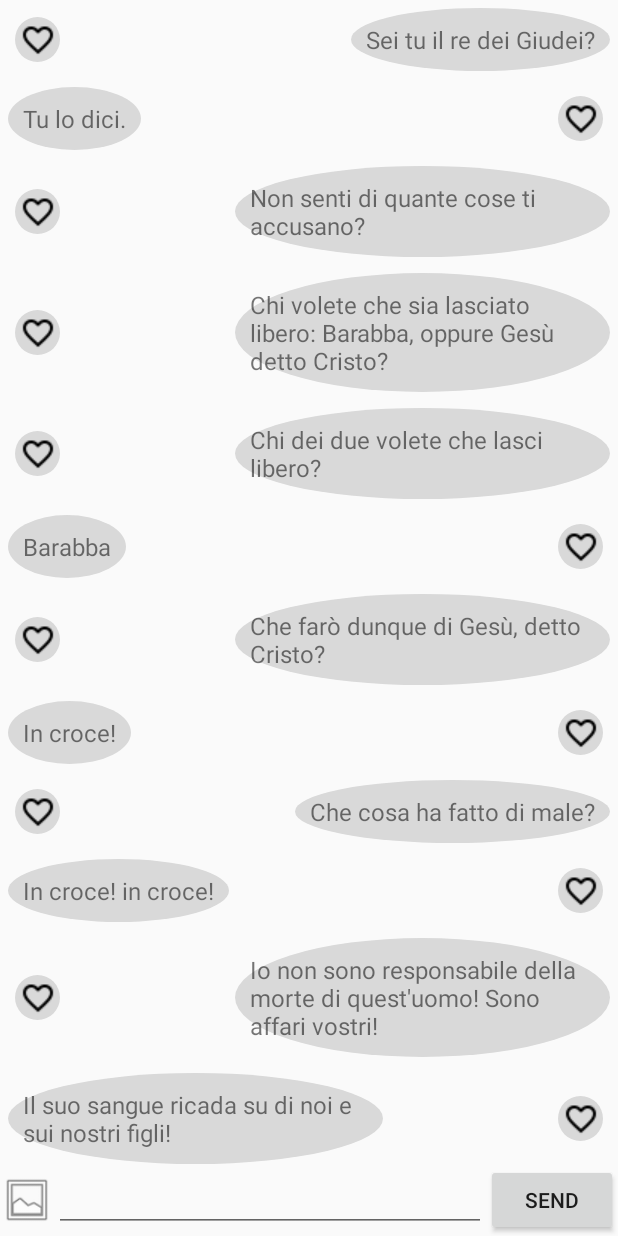
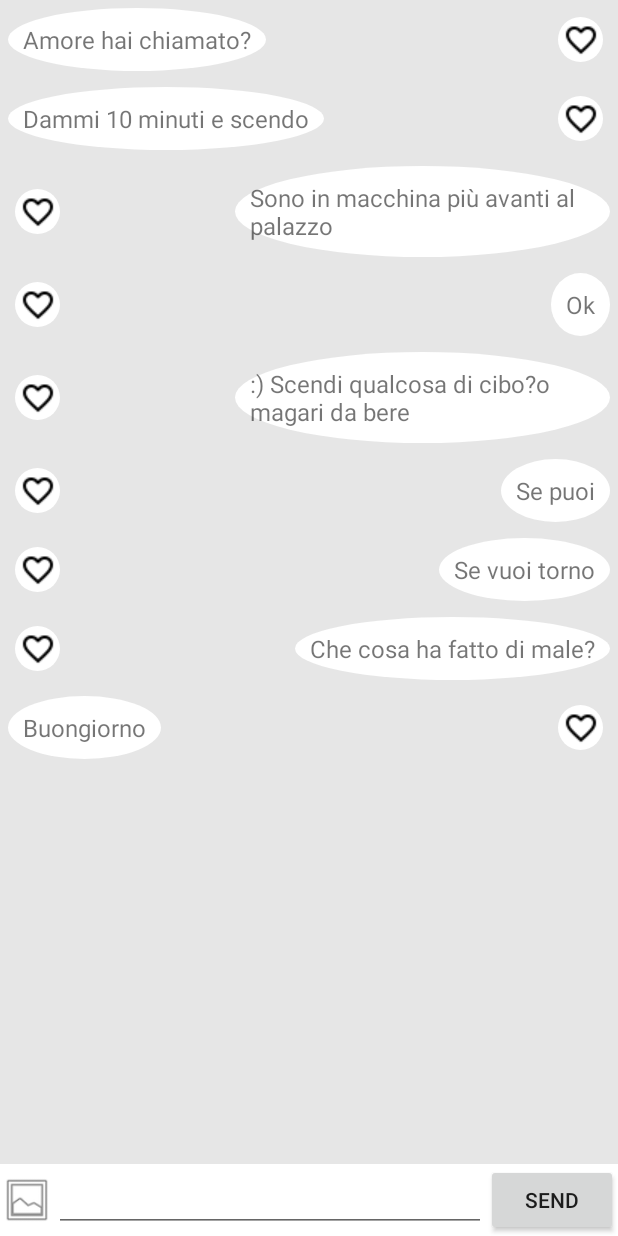
Before and after one commit to Codernauti/Sweetie, an Android app: the ChatFragment screen opened directly, with no data from a screen before it, on a phone screen of 412 x 824 dp. Run offline under Robolectric (Android 15) with nearby library versions, the phone set to English and light mode, and no system bars.

Commit message:
Fixed minor GUI bug and cleaned code

```diff
--- a/app/src/main/java/com/sweetcompany/sweetie/Chat/ChatAdapter.java
+++ b/app/src/main/java/com/sweetcompany/sweetie/Chat/ChatAdapter.java
@@ -19,25 +19,22 @@ import java.util.List;
 
 class ChatAdapter extends RecyclerView.Adapter<ChatAdapter.ChatViewHolder> {
 
-    private static String TAG = "ChatAdapter";
+    private static final String TAG = "ChatAdapter";
 
     private List<TextMessageVM> mMessageList = new ArrayList<>();
 
     ChatAdapter(){
 
         // Populate items for TEST
-        mMessageList.add(new TextMessageVM("Sei tu il re dei Giudei?", true));
-        mMessageList.add(new TextMessageVM("Tu lo dici.", false));
-        mMessageList.add(new TextMessageVM("Non senti di quante cose ti accusano?", true));
-        mMessageList.add(new TextMessageVM("Chi volete che sia lasciato libero: Barabba, oppure Gesù detto Cristo?", true));
-        mMessageList.add(new TextMessageVM("Chi dei due volete che lasci libero?", true));
-        mMessageList.add(new TextMessageVM("Barabba", false));
-        mMessageList.add(new TextMessageVM("Che farò dunque di Gesù, detto Cristo?", true));
-        mMessageList.add(new TextMessageVM("In croce!", false));
+        mMessageList.add(new TextMessageVM("Amore hai chiamato?", false));
+        mMessageList.add(new TextMessageVM("Dammi 10 minuti e scendo", false));
+        mMessageList.add(new TextMessageVM("Sono in macchina più avanti al palazzo", true));
+        mMessageList.add(new TextMessageVM("Ok", true));
+        mMessageList.add(new TextMessageVM(":) Scendi qualcosa di cibo?o magari da bere", true));
+        mMessageList.add(new TextMessageVM("Se puoi", true));
+        mMessageList.add(new TextMessageVM("Se vuoi torno", true));
         mMessageList.add(new TextMessageVM("Che cosa ha fatto di male?", true));
-        mMessageList.add(new TextMessageVM("In croce! in croce!", false));
-        mMessageList.add(new TextMessageVM("Io non sono responsabile della morte di quest'uomo! Sono affari vostri!", true));
-        mMessageList.add(new TextMessageVM("Il suo sangue ricada su di noi e sui nostri figli!", false));
+        mMessageList.add(new TextMessageVM("Buongiorno", false));
     }
 
     @Override
@@ -82,7 +79,7 @@ class ChatAdapter extends RecyclerView.Adapter<ChatAdapter.ChatViewHolder> {
 
     public void addMessage(TextMessageVM message) {
         mMessageList.add(message);
-        notifyDataSetChanged();
+        notifyItemInserted(mMessageList.size());
     }
 
 
@@ -91,7 +88,7 @@ class ChatAdapter extends RecyclerView.Adapter<ChatAdapter.ChatViewHolder> {
         private TextView mTextMessage;
         private ImageButton mBookmarkButton;
 
-        public ChatViewHolder(View itemView, boolean isUser) {
+        ChatViewHolder(View itemView, boolean isUser) {
             super(itemView);
 
             // TODO: da sistemare, non posso usare un booleano -> usare ViewHolder diverse
--- a/app/src/main/java/com/sweetcompany/sweetie/Chat/ChatFragment.java
+++ b/app/src/main/java/com/sweetcompany/sweetie/Chat/ChatFragment.java
@@ -81,6 +81,7 @@ public class ChatFragment extends Fragment implements ChatContract.View, View.On
             TextMessageVM newMessage = new TextMessageVM(inputText, true);
 
             mChatAdapter.addMessage(newMessage);
+            mChatListView.smoothScrollToPosition(mChatAdapter.getItemCount());
 
             //TODO: update also the presenter
             // mPresenter.sendMessage(...
--- a/app/src/main/res/drawable/shape_circle.xml
+++ b/app/src/main/res/drawable/shape_circle.xml
@@ -4,7 +4,7 @@
     android:shape="oval">
 
     <solid
-        android:color="#d9d9d9"/>
+        android:color="@color/white"/>
 
     <size
         android:width="24dp"
--- a/app/src/main/res/layout/chat_fragment.xml
+++ b/app/src/main/res/layout/chat_fragment.xml
@@ -3,20 +3,23 @@
     xmlns:android="http://schemas.android.com/apk/res/android"
     android:layout_width="match_parent"
     android:layout_height="match_parent"
-    android:orientation="vertical">
+    android:orientation="vertical"
+    android:background="@color/chat_background">
 
     <android.support.v7.widget.RecyclerView
         android:id="@+id/chat_list"
         android:layout_width="match_parent"
         android:layout_height="match_parent"
-        android:layout_above="@+id/chat_user_input_panel"/>
+        android:layout_above="@+id/chat_user_input_panel"
+        />
 
     <LinearLayout
         android:id="@+id/chat_user_input_panel"
         android:layout_width="match_parent"
         android:layout_height="wrap_content"
         android:layout_alignParentBottom="true"
-        android:orientation="horizontal">
+        android:orientation="horizontal"
+        android:background="@color/white">
 
         <ImageButton
             android:id="@+id/chat_photo_picker_button"
--- a/app/src/main/res/values/colors.xml
+++ b/app/src/main/res/values/colors.xml
@@ -9,4 +9,6 @@
     <color name="purple_sweetie">#7973D6</color>
     <color name="white">#FFFFFF</color>
 
+    <color name="chat_background">#e6e6e6</color>
+
 </resources>
```
